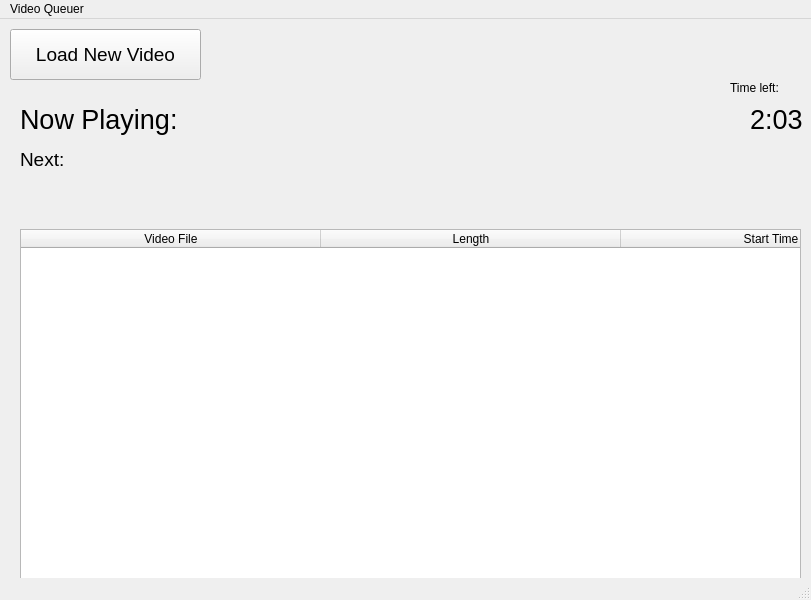
The window that player.ui (coderkalyan/vst_project) describes before a commit, drawn with Qt 5.
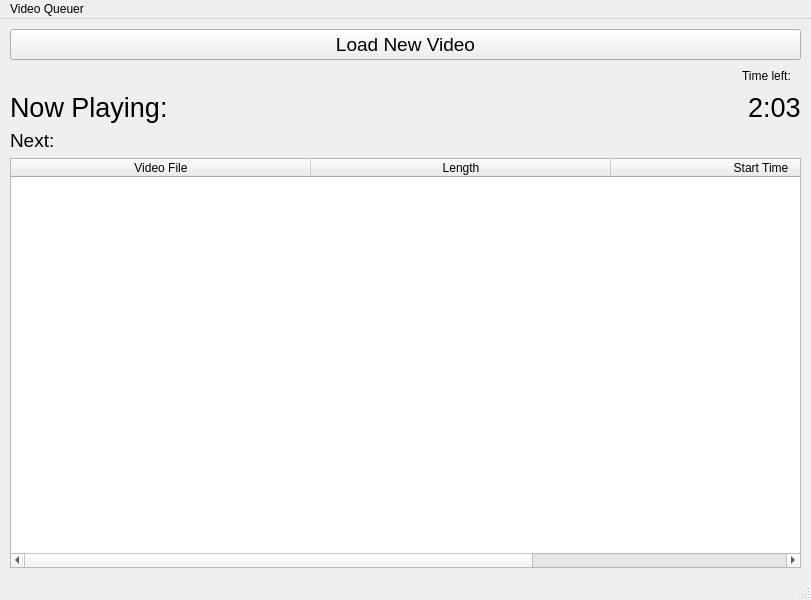
The same window after the commit.

Commit message: (Kalyan) Now using layouts for auto-resizing in the main window(player.ui). Right now, we only have a 'load new video' button.

What changed in the file:
```diff
--- a/player.ui
+++ b/player.ui
@@ -14,15 +14,14 @@
    <string>Video Queuer</string>
   </property>
   <widget class="QWidget" name="centralwidget">
+   <layout class="QGridLayout" name="gridLayout">
+    <property name="margin">
+     <number>10</number>
+    </property>
+    <item row="0" column="0">
+     <layout class="QVBoxLayout" name="verticalLayout" stretch="0,0,0,0,1">
+      <item>
    <widget class="QPushButton" name="button_load_new_video">
-    <property name="geometry">
-     <rect>
-      <x>10</x>
-      <y>10</y>
-      <width>191</width>
-      <height>51</height>
-     </rect>
-    </property>
     <property name="font">
      <font>
       <pointsize>14</pointsize>
@@ -32,14 +31,118 @@
      <string>Load New Video</string>
     </property>
    </widget>
+      </item>
+      <item>
+       <layout class="QHBoxLayout" name="horizontalLayout_3">
+        <property name="rightMargin">
+         <number>10</number>
+        </property>
+        <item>
+         <spacer name="horizontalSpacer">
+          <property name="orientation">
+           <enum>Qt::Horizontal</enum>
+          </property>
+          <property name="sizeHint" stdset="0">
+           <size>
+            <width>40</width>
+            <height>20</height>
+           </size>
+          </property>
+         </spacer>
+        </item>
+        <item>
+         <widget class="QLabel" name="label">
+          <property name="text">
+           <string>Time left:</string>
+          </property>
+         </widget>
+        </item>
+       </layout>
+      </item>
+      <item>
+       <layout class="QHBoxLayout" name="horizontalLayout" stretch="0,1,0">
+        <property name="sizeConstraint">
+         <enum>QLayout::SetDefaultConstraint</enum>
+        </property>
+        <item>
+         <widget class="QLabel" name="title_now_playing">
+          <property name="font">
+           <font>
+            <pointsize>20</pointsize>
+           </font>
+          </property>
+          <property name="text">
+           <string>Now Playing:</string>
+          </property>
+          <property name="scaledContents">
+           <bool>false</bool>
+          </property>
+         </widget>
+        </item>
+        <item>
+         <widget class="QLabel" name="label_now_playing">
+          <property name="font">
+           <font>
+            <pointsize>20</pointsize>
+           </font>
+          </property>
+          <property name="text">
+           <string>&lt;File Name&gt;</string>
+          </property>
+         </widget>
+        </item>
+        <item>
+         <widget class="QLabel" name="label_now_playing_2">
+          <property name="font">
+           <font>
+            <pointsize>20</pointsize>
+           </font>
+          </property>
+          <property name="text">
+           <string>2:03</string>
+          </property>
+         </widget>
+        </item>
+       </layout>
+      </item>
+      <item>
+       <layout class="QHBoxLayout" name="horizontalLayout_2" stretch="0,1">
+        <item>
+         <widget class="QLabel" name="title_next_playing">
+          <property name="font">
+           <font>
+            <pointsize>14</pointsize>
+           </font>
+          </property>
+          <property name="text">
+           <string>Next:</string>
+          </property>
+          <property name="scaledContents">
+           <bool>false</bool>
+          </property>
+         </widget>
+        </item>
+        <item>
+         <widget class="QLabel" name="label_next_playing">
+          <property name="font">
+           <font>
+            <pointsize>14</pointsize>
+           </font>
+          </property>
+          <property name="text">
+           <string>&lt;File Name&gt;</string>
+          </property>
+         </widget>
+        </item>
+       </layout>
+      </item>
+      <item>
    <widget class="QTableWidget" name="table_videos">
-    <property name="geometry">
-     <rect>
-      <x>20</x>
-      <y>210</y>
-      <width>781</width>
-      <height>381</height>
-     </rect>
+        <property name="sizePolicy">
+         <sizepolicy hsizetype="Expanding" vsizetype="Expanding">
+          <horstretch>1</horstretch>
+          <verstretch>1</verstretch>
+         </sizepolicy>
     </property>
     <property name="columnCount">
      <number>3</number>
@@ -69,115 +172,10 @@
      </property>
     </column>
    </widget>
-   <widget class="QLabel" name="title_now_playing">
-    <property name="geometry">
-     <rect>
-      <x>20</x>
-      <y>70</y>
-      <width>171</width>
-      <height>61</height>
-     </rect>
-    </property>
-    <property name="font">
-     <font>
-      <pointsize>20</pointsize>
-     </font>
-    </property>
-    <property name="text">
-     <string>Now Playing:</string>
-    </property>
-    <property name="scaledContents">
-     <bool>false</bool>
-    </property>
-   </widget>
-   <widget class="QLabel" name="label_now_playing">
-    <property name="geometry">
-     <rect>
-      <x>190</x>
-      <y>80</y>
-      <width>551</width>
-      <height>41</height>
-     </rect>
-    </property>
-    <property name="font">
-     <font>
-      <pointsize>20</pointsize>
-     </font>
-    </property>
-    <property name="text">
-     <string>&lt;File Name&gt;</string>
-    </property>
-   </widget>
-   <widget class="QLabel" name="label_next_playing">
-    <property name="geometry">
-     <rect>
-      <x>70</x>
-      <y>120</y>
-      <width>671</width>
-      <height>41</height>
-     </rect>
-    </property>
-    <property name="font">
-     <font>
-      <pointsize>14</pointsize>
-     </font>
-    </property>
-    <property name="text">
-     <string>&lt;File Name&gt;</string>
-    </property>
-   </widget>
-   <widget class="QLabel" name="title_next_playing">
-    <property name="geometry">
-     <rect>
-      <x>20</x>
-      <y>120</y>
-      <width>51</width>
-      <height>41</height>
-     </rect>
-    </property>
-    <property name="font">
-     <font>
-      <pointsize>14</pointsize>
-     </font>
-    </property>
-    <property name="text">
-     <string>Next:</string>
-    </property>
-    <property name="scaledContents">
-     <bool>false</bool>
-    </property>
-   </widget>
-   <widget class="QLabel" name="label_now_playing_2">
-    <property name="geometry">
-     <rect>
-      <x>750</x>
-      <y>80</y>
-      <width>61</width>
-      <height>41</height>
-     </rect>
-    </property>
-    <property name="font">
-     <font>
-      <pointsize>20</pointsize>
-     </font>
-    </property>
-    <property name="text">
-     <string>2:03</string>
-    </property>
-   </widget>
-   <widget class="QLabel" name="label">
-    <property name="geometry">
-     <rect>
-      <x>730</x>
-      <y>60</y>
-      <width>68</width>
-      <height>17</height>
-     </rect>
-    </property>
-    <property name="text">
-     <string>Time left:</string>
-    </property>
-   </widget>
+      </item>
+     </layout>
+    </item>
+   </layout>
   </widget>
   <widget class="QMenuBar" name="menubar">
    <property name="geometry">
```
Lines whose indentation alone changed are shown as unchanged.
